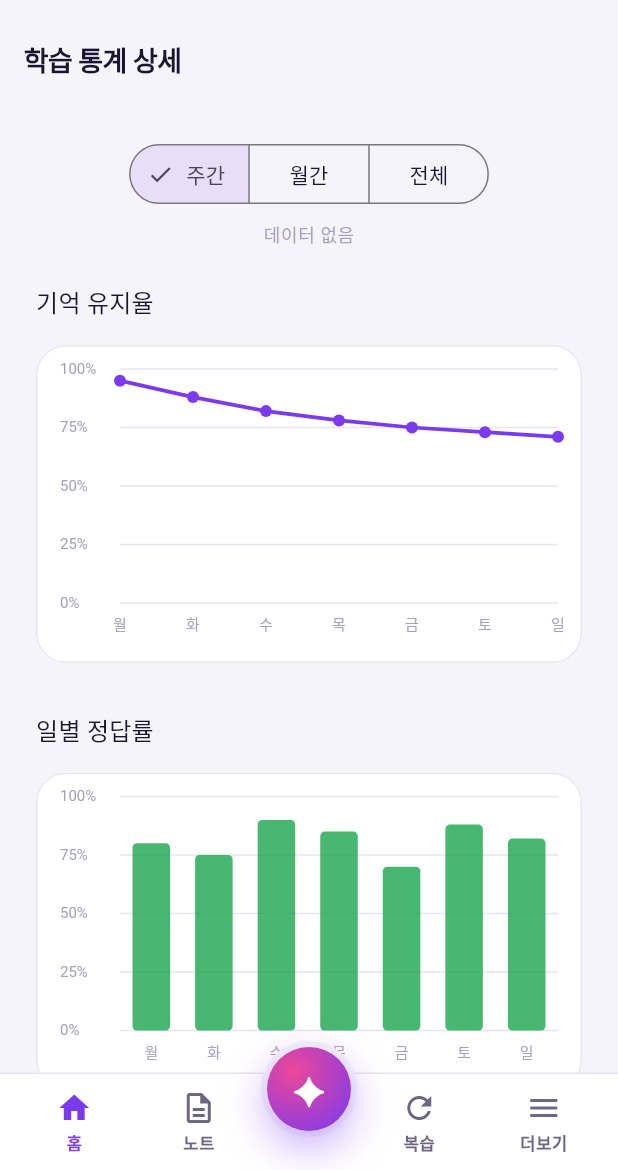
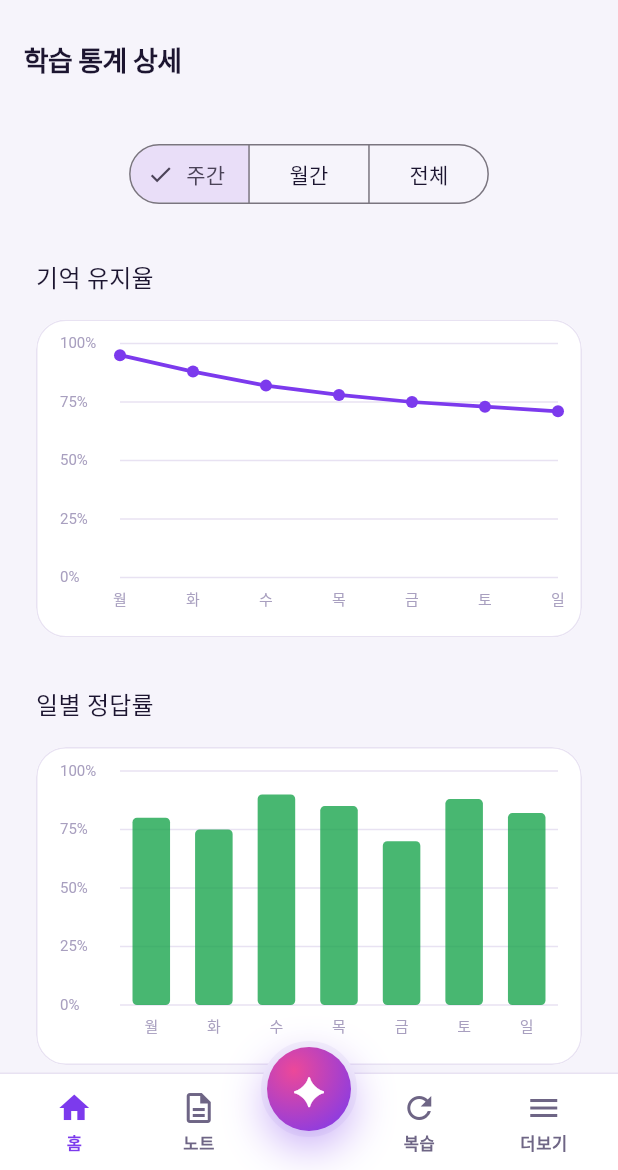
Before and after one commit to team-project-final/synapse-frontend, a Flutter app: the DashboardStatsScreen screen opened by its route, on a phone screen of 412 x 824 dp, the part 66-1236 px from its top. Run offline on Flutter 3.47's test engine with Material 3 defaults, Android fonts, the phone set to English and light mode, and no system bars; our stand-ins replace dio, flutter_markdown, flutter_riverpod, flutter_secure_storage, go_router, hive_flutter; missing offline and left inert: dart:html; accounts and stored records are empty; network calls fail; Roboto replaces fonts that are missing (Pretendard).

Commit message:
fix: 통계 페이지 필터 아래 데이터 없음 텍스트 제거
Co-Authored-By: Claude Sonnet 4.6 <noreply@anthropic.com>

```diff
--- a/lib/shared/features/dashboard/presentation/screens/dashboard_screen.dart
+++ b/lib/shared/features/dashboard/presentation/screens/dashboard_screen.dart
@@ -298,16 +298,7 @@ class _DashboardStatsScreenState extends ConsumerState<DashboardStatsScreen> {
                     },
                   ),
                 ),
-                const SizedBox(height: AppSpacing.sm),
-                Center(
-                  child: Text(
-                    sliced.isNotEmpty
-                        ? '${sliced.first.date.month}/${sliced.first.date.day} ~ 오늘  (${sliced.length}일)'
-                        : '데이터 없음',
-                    style: textTheme.bodySmall?.copyWith(color: AppColors.stone400),
-                  ),
-                ),
-                const SizedBox(height: AppSpacing.lg),
+                const SizedBox(height: AppSpacing.xl),
 
                 // ── Retention curve (실데이터) ──
                 Text('기억 유지율', style: textTheme.titleMedium),
```
